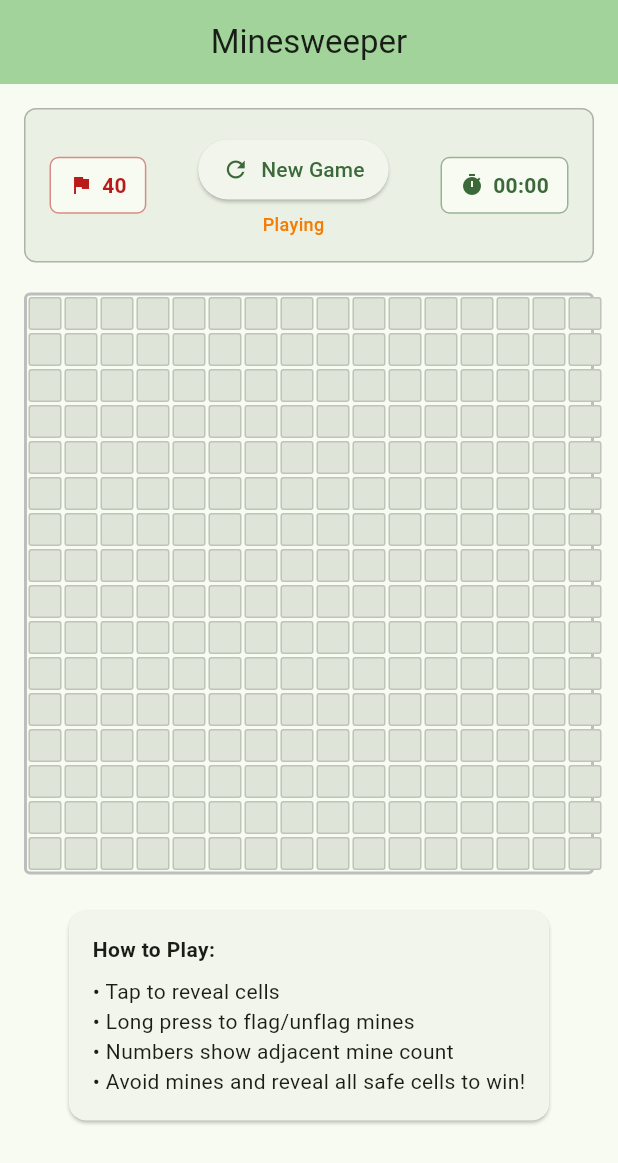
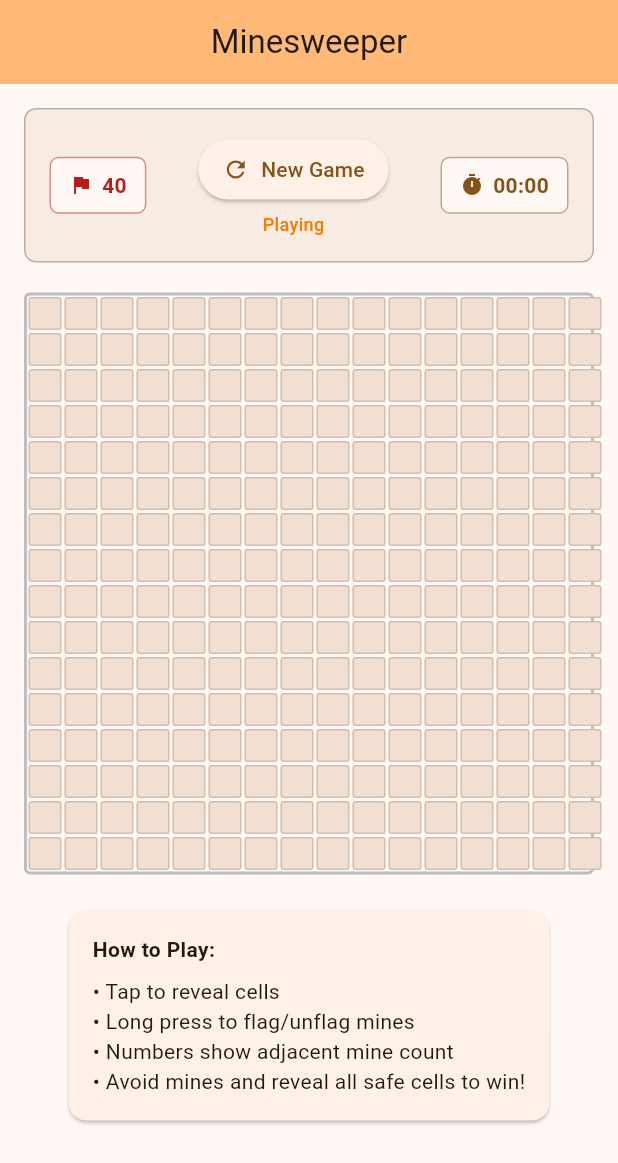
Before and after one commit to BirjuVachhani/mine_sweeper, a Flutter app: the screen it shows after launch, on a phone screen of 412 x 824 dp. Shown: the top 1163 px of the screen. Run offline on Flutter 3.47's test engine with Material 3 defaults, Android fonts, the phone set to English and light mode, and no system bars.

Commit message:
Update theme seed color to orange

```diff
--- a/lib/main.dart
+++ b/lib/main.dart
@@ -14,7 +14,7 @@ class MinesweeperApp extends StatelessWidget {
       title: 'Minesweeper',
       theme: ThemeData(
         colorScheme: ColorScheme.fromSeed(
-          seedColor: Colors.green,
+          seedColor: Colors.orange,
           brightness: Brightness.light,
         ),
         useMaterial3: true,
```
